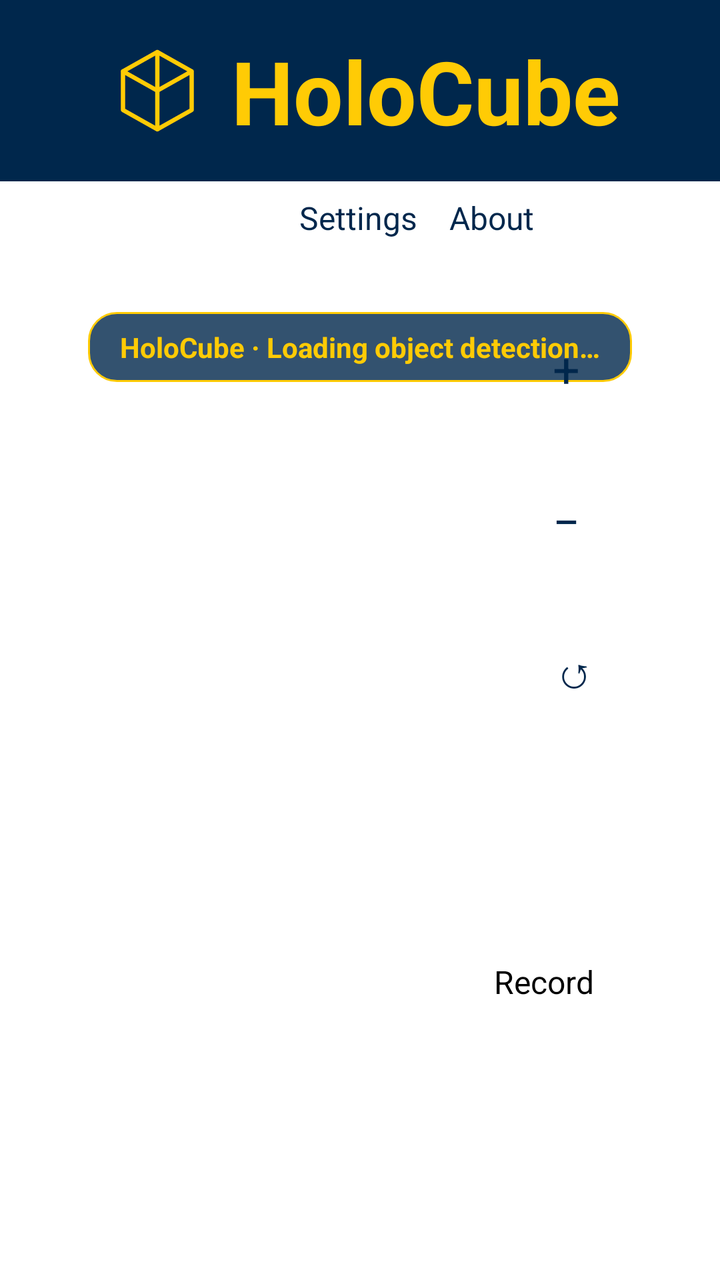
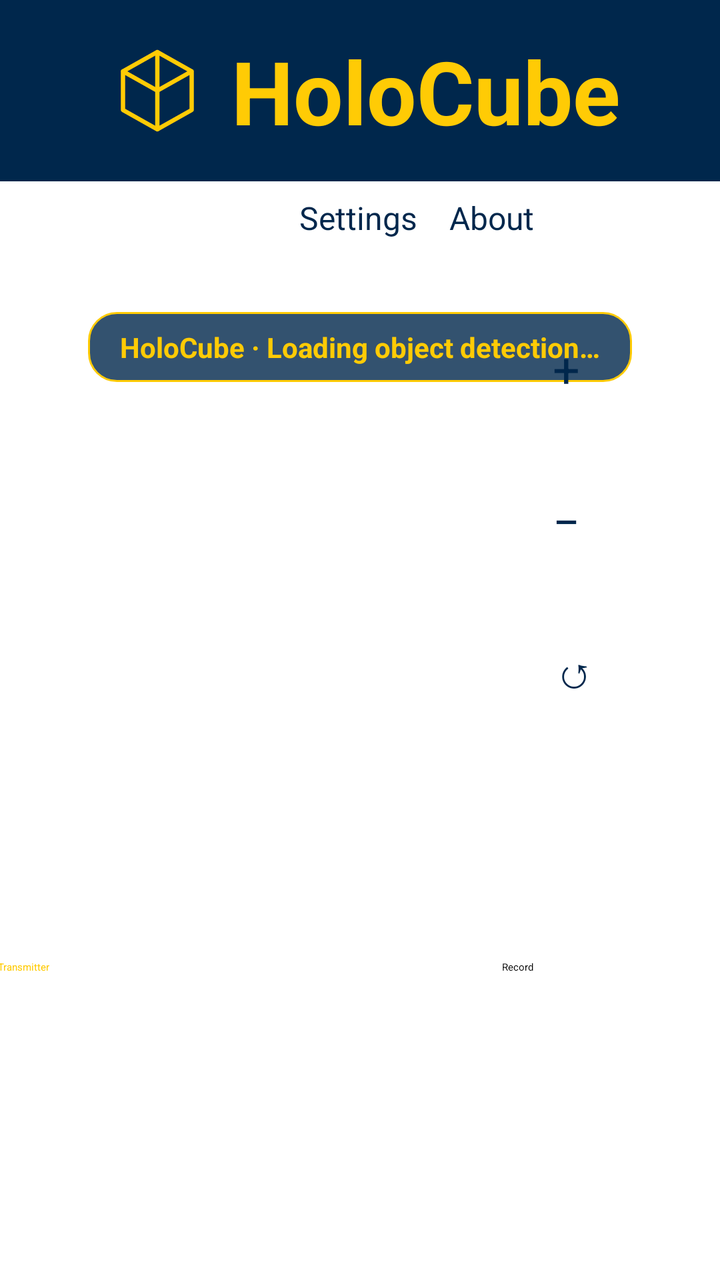

Before-and-after screenshots of an Android layout around one commit, followed by the original layout XML and the change that was made.
<!-- AndroidManifest.xml: activity theme Theme.App.Starting -->
<!-- res/layout/activity_main.xml -->
<?xml version="1.0" encoding="utf-8"?>
<FrameLayout xmlns:android="http://schemas.android.com/apk/res/android"
    xmlns:tools="http://schemas.android.com/tools"
    android:id="@+id/preview_frame"
    android:layout_width="match_parent"
    android:layout_height="match_parent"
    tools:context=".MainActivity">

    
    <TextureView
        android:id="@+id/viewFinder"
        android:layout_width="match_parent"
        android:layout_height="match_parent" />

    
    <ImageView
        android:id="@+id/processedFrameView"
        android:layout_width="match_parent"
        android:layout_height="match_parent"
        android:visibility="gone"
        android:scaleType="centerCrop"
        android:importantForAccessibility="no" />

    
    <LinearLayout
        android:id="@+id/title_container"
        android:layout_width="match_parent"
        android:layout_height="wrap_content"
        android:orientation="horizontal"
        android:gravity="center"
        android:background="@color/darkBlue"
        android:paddingTop="16dp"
        android:paddingBottom="16dp"
        android:elevation="4dp">

        <ImageButton
            android:id="@+id/iconImageButton"
            android:layout_width="58dp"
            android:layout_height="58dp"
            android:background="@android:color/transparent"
            android:src="@drawable/holocube"
            android:scaleType="fitCenter"
            android:adjustViewBounds="true"
            android:contentDescription="@string/logo_description" />

        <TextView
            android:id="@+id/titleText"
            android:layout_width="wrap_content"
            android:layout_height="wrap_content"
            android:text="@string/holocube"
            android:textSize="44sp"
            android:textColor="@color/yellow"
            android:textStyle="bold"
            android:gravity="center"
            android:paddingStart="8dp"
            android:paddingEnd="0dp" />
    </LinearLayout>

    
    <LinearLayout
        android:id="@+id/top_controls_container"
        android:layout_width="match_parent"
        android:layout_height="wrap_content"
        android:orientation="horizontal"
        android:gravity="center"
        android:layout_gravity="top|center_horizontal"
        android:layout_marginTop="90dp">

        <Button
            android:id="@+id/guideButton"
            android:layout_width="wrap_content"
            android:layout_height="wrap_content"
            android:text="@string/guide"
            android:textSize="16sp"
            android:layout_margin="8dp"
            android:backgroundTint="@color/blue"
            android:textColor="@color/white"
            android:elevation="2dp" />

        <Button
            android:id="@+id/settingsButton"
            android:layout_width="wrap_content"
            android:layout_height="wrap_content"
            android:text="@string/settings"
            android:textSize="16sp"
            android:layout_margin="8dp"
            android:backgroundTint="@color/yellow"
            android:textColor="@color/darkBlue"
            android:elevation="2dp" />

        <Button
            android:id="@+id/aboutButton"
            android:layout_width="wrap_content"
            android:layout_height="wrap_content"
            android:text="@string/about"
            android:textSize="16sp"
            android:layout_margin="8dp"
            android:layout_marginEnd="16dp"
            android:backgroundTint="@color/yellow"
            android:textColor="@color/darkBlue"
            android:elevation="2dp" />
    </LinearLayout>

    
    <TextView
        android:id="@+id/statusText"
        android:layout_width="wrap_content"
        android:layout_height="wrap_content"
        android:layout_gravity="top|center_horizontal"
        android:layout_marginTop="156dp"
        android:layout_marginStart="24dp"
        android:layout_marginEnd="24dp"
        android:paddingStart="16dp"
        android:paddingEnd="16dp"
        android:paddingTop="8dp"
        android:paddingBottom="8dp"
        android:background="@drawable/status_background"
        android:textColor="@color/yellow"
        android:textSize="14sp"
        android:textStyle="bold"
        android:gravity="center"
        android:text="@string/status_loading" />

    
    <LinearLayout
        android:id="@+id/recordingIndicator"
        android:layout_width="wrap_content"
        android:layout_height="wrap_content"
        android:layout_gravity="top|center_horizontal"
        android:layout_marginTop="212dp"
        android:paddingStart="14dp"
        android:paddingEnd="14dp"
        android:paddingTop="6dp"
        android:paddingBottom="6dp"
        android:background="@drawable/status_background"
        android:gravity="center_vertical"
        android:orientation="horizontal"
        android:visibility="gone">

        <View
            android:layout_width="14dp"
            android:layout_height="14dp"
            android:background="@drawable/recording_dot" />

        <TextView
            android:layout_width="wrap_content"
            android:layout_height="wrap_content"
            android:layout_marginStart="8dp"
            android:text="@string/recording"
            android:textColor="@color/white"
            android:textSize="14sp"
            android:textStyle="bold" />
    </LinearLayout>

    
    <LinearLayout
        android:id="@+id/zoom_button_container"
        android:layout_width="75dp"
        android:layout_height="wrap_content"
        android:layout_gravity="end|center_vertical"
        android:layout_marginEnd="16dp"
        android:gravity="center"
        android:orientation="vertical">

        <Button
            android:id="@+id/zoomInButton"
            android:layout_width="60dp"
            android:layout_height="60dp"
            android:layout_marginBottom="16dp"
            android:backgroundTint="@color/yellow"
            android:elevation="2dp"
            android:text="@string/zoom_in"
            android:textColor="@color/darkBlue"
            android:textSize="24sp"
            android:contentDescription="@string/zoom_in_description" />

        <Button
            android:id="@+id/zoomOutButton"
            android:layout_width="60dp"
            android:layout_height="60dp"
            android:layout_marginBottom="16dp"
            android:backgroundTint="@color/yellow"
            android:elevation="2dp"
            android:text="@string/zoom_out"
            android:textColor="@color/darkBlue"
            android:textSize="24sp"
            android:contentDescription="@string/zoom_out_description" />

        
        <Button
            android:id="@+id/switchCameraButton"
            android:layout_width="60dp"
            android:layout_height="60dp"
            android:layout_marginBottom="16dp"
            android:backgroundTint="@color/yellow"
            android:elevation="2dp"
            android:text="@string/switch_camera"
            android:textColor="@color/darkBlue"
            android:textSize="22sp"
            android:contentDescription="@string/switch_camera_description" />

        <Button
            android:id="@+id/clearButton"
            android:layout_width="60dp"
            android:layout_height="60dp"
            android:layout_marginBottom="16dp"
            android:backgroundTint="@color/red"
            android:elevation="2dp"
            android:text="@string/clear"
            android:textColor="@color/white"
            android:textSize="24sp"
            android:contentDescription="@string/clear_description" />
    </LinearLayout>

    
    <LinearLayout
        android:id="@+id/button_container"
        android:layout_width="wrap_content"
        android:layout_height="wrap_content"
        android:orientation="horizontal"
        android:gravity="center"
        android:layout_gravity="center_horizontal|bottom"
        android:layout_marginBottom="50dp">

        <Button
            android:id="@+id/TakeSnapshotButton"
            android:layout_width="110dp"
            android:layout_height="110dp"
            android:backgroundTint="@color/green"
            android:elevation="2dp"
            android:text="@string/take_snapshot"
            android:textColor="@android:color/white"
            android:layout_marginEnd="16dp" />

        <Button
            android:id="@+id/startInferenceButton"
            android:layout_width="110dp"
            android:layout_height="110dp"
            android:backgroundTint="@color/blue"
            android:elevation="2dp"
            android:text="@string/start_inference"
            android:textColor="@android:color/white"
            android:layout_marginEnd="16dp" />

        <Button
            android:id="@+id/recordButton"
            android:layout_width="110dp"
            android:layout_height="110dp"
            android:layout_marginEnd="8dp"
            android:backgroundTint="@color/yellow"
            android:elevation="2dp"
            android:text="@string/start_recording"
            android:textColor="@android:color/black"
            android:textSize="16sp" />

    </LinearLayout>

</FrameLayout>
<!-- resources referenced by this layout -->
<resources>
  <color name="blue">#0080FF</color>
  <color name="darkBlue">#00274C</color>
  <color name="green">#006600</color>
  <color name="red">#FFFF0000</color>
  <color name="white">#FFFFFFFF</color>
  <color name="yellow">#FFCB05</color>
  <!-- drawable holocube (drawable) -->
  <vector xmlns:android="http://schemas.android.com/apk/res/android"
      android:width="108dp" android:height="108dp" android:viewportWidth="108" android:viewportHeight="108">
      <path android:fillColor="@android:color/transparent" android:strokeColor="@color/yellow"
          android:strokeWidth="4" android:strokeLineJoin="round" android:strokeLineCap="round"
          android:pathData="M54,18 L86,36 L86,72 L54,90 L22,72 L22,36 Z M22,36 L54,54 L86,36 M54,54 L54,90 M54,18 L54,54" />
  </vector>
  <!-- drawable recording_dot (drawable) -->
  <?xml version="1.0" encoding="utf-8"?>
  <shape xmlns:android="http://schemas.android.com/apk/res/android" android:shape="oval">
      <solid android:color="@color/red" />
      <size android:width="14dp" android:height="14dp" />
  </shape>
  <!-- drawable status_background (drawable) -->
  <?xml version="1.0" encoding="utf-8"?>
  <shape xmlns:android="http://schemas.android.com/apk/res/android" android:shape="rectangle">
      <solid android:color="@color/translucentDarkBlue" />
      <stroke android:width="1dp" android:color="@color/yellow" />
      <corners android:radius="14dp" />
  </shape>
  <string name="about">About</string>
  <string name="clear">C</string>
  <string name="clear_description">Clear results and restart the camera</string>
  <string name="guide">Guide</string>
  <string name="holocube">HoloCube</string>
  <string name="logo_description">HoloCube logo</string>
  <string name="recording">Recording</string>
  <string name="settings">Settings</string>
  <string name="start_inference">Start Inference</string>
  <string name="start_recording">Record</string>
  <string name="status_loading">HoloCube · Loading object detection…</string>
  <string name="switch_camera">↺</string>
  <string name="switch_camera_description">Switch camera</string>
  <string name="take_snapshot">Snapshot</string>
  <string name="zoom_in">+</string>
  <string name="zoom_in_description">Zoom in</string>
  <string name="zoom_out">−</string>
  <string name="zoom_out_description">Zoom out</string>
  <style name="Theme.App.Starting" parent="Theme.SplashScreen">
          <item name="windowSplashScreenBackground">@color/darkBlue</item>
          <item name="windowSplashScreenAnimatedIcon">@drawable/holocube</item>
          <item name="windowSplashScreenAnimationDuration">200</item>
          <item name="postSplashScreenTheme">@style/Theme.HoloCube</item>
      </style>
  <color name="translucentDarkBlue">#CC00274C</color>
  <style name="Theme.HoloCube" parent="Base.Theme.HoloCube" />
  <style name="Base.Theme.HoloCube" parent="Theme.Material3.DayNight.NoActionBar">
          
          <item name="colorPrimary">@color/darkBlue</item>
          <item name="android:statusBarColor">@color/darkBlue</item>
      </style>
</resources>

<!-- the commit's change to res/layout/activity_main.xml (unified diff, before → after) -->
@@ -1,5 +1,6 @@
 <?xml version="1.0" encoding="utf-8"?>
 <FrameLayout xmlns:android="http://schemas.android.com/apk/res/android"
+    xmlns:app="http://schemas.android.com/apk/res-auto"
     xmlns:tools="http://schemas.android.com/tools"
     android:id="@+id/preview_frame"
     android:layout_width="match_parent"
@@ -223,17 +224,33 @@
         android:layout_marginBottom="50dp">
 
         <Button
-            android:id="@+id/TakeSnapshotButton"
+            android:id="@+id/transmitterButton"
+            android:maxLines="1"
+            android:paddingStart="4dp"
+            android:paddingEnd="4dp"
+            app:autoSizeTextType="uniform"
+            app:autoSizeMinTextSize="10sp"
+            app:autoSizeMaxTextSize="16sp"
+            app:autoSizeStepGranularity="1sp"
             android:layout_width="110dp"
             android:layout_height="110dp"
-            android:backgroundTint="@color/green"
-            android:elevation="2dp"
-            android:text="@string/take_snapshot"
-            android:textColor="@android:color/white"
+            android:backgroundTint="@color/darkBlue"
+            app:strokeColor="@color/yellow"
+            app:strokeWidth="2dp"
+            android:elevation="2dp"
+            android:text="@string/transmitter"
+            android:textColor="@color/yellow"
             android:layout_marginEnd="16dp" />
 
         <Button
             android:id="@+id/startInferenceButton"
+            android:maxLines="1"
+            android:paddingStart="4dp"
+            android:paddingEnd="4dp"
+            app:autoSizeTextType="uniform"
+            app:autoSizeMinTextSize="10sp"
+            app:autoSizeMaxTextSize="16sp"
+            app:autoSizeStepGranularity="1sp"
             android:layout_width="110dp"
             android:layout_height="110dp"
             android:backgroundTint="@color/blue"
@@ -244,14 +261,20 @@
 
         <Button
             android:id="@+id/recordButton"
+            android:maxLines="1"
+            android:paddingStart="4dp"
+            android:paddingEnd="4dp"
+            app:autoSizeTextType="uniform"
+            app:autoSizeMinTextSize="10sp"
+            app:autoSizeMaxTextSize="16sp"
+            app:autoSizeStepGranularity="1sp"
             android:layout_width="110dp"
             android:layout_height="110dp"
             android:layout_marginEnd="8dp"
             android:backgroundTint="@color/yellow"
             android:elevation="2dp"
             android:text="@string/start_recording"
-            android:textColor="@android:color/black"
-            android:textSize="16sp" />
+            android:textColor="@android:color/black" />
 
     </LinearLayout>
 
<!-- resource entries referenced after the edit -->
@@ -2,7 +2,6 @@
 <resources>
   <color name="blue">#0080FF</color>
   <color name="darkBlue">#00274C</color>
-  <color name="green">#006600</color>
   <color name="red">#FFFF0000</color>
   <color name="white">#FFFFFFFF</color>
   <color name="yellow">#FFCB05</color>
@@ -39,7 +38,7 @@
   <string name="status_loading">HoloCube · Loading object detection…</string>
   <string name="switch_camera">↺</string>
   <string name="switch_camera_description">Switch camera</string>
-  <string name="take_snapshot">Snapshot</string>
+  <string name="transmitter">Transmitter</string>
   <string name="zoom_in">+</string>
   <string name="zoom_in_description">Zoom in</string>
   <string name="zoom_out">−</string>
